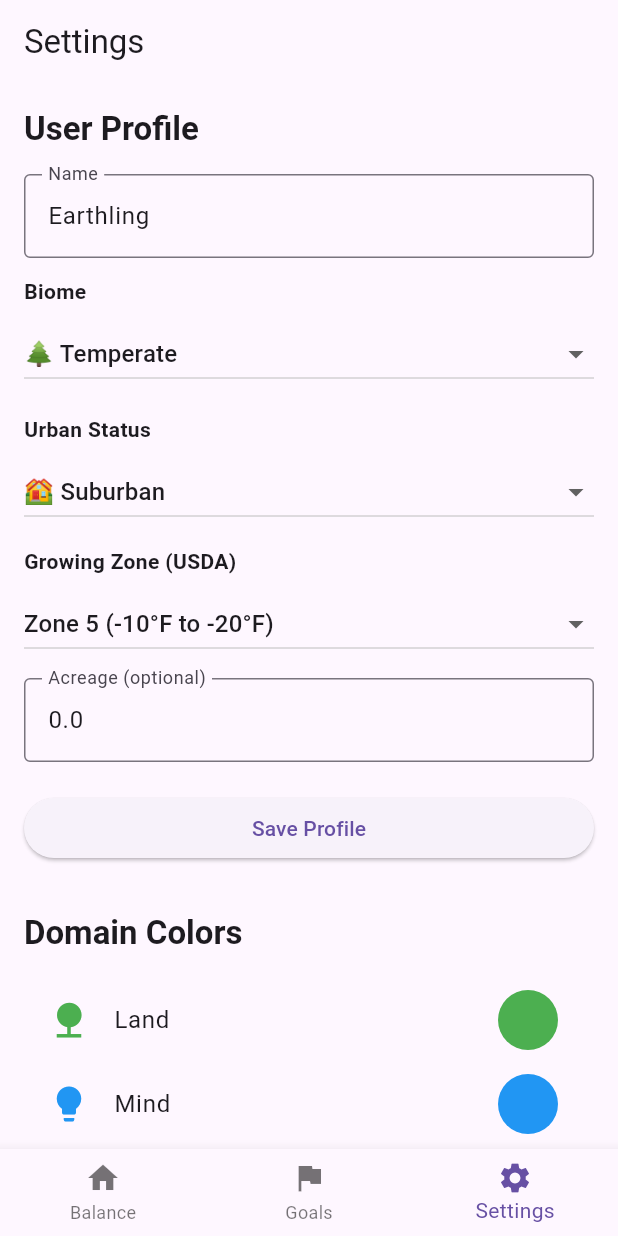
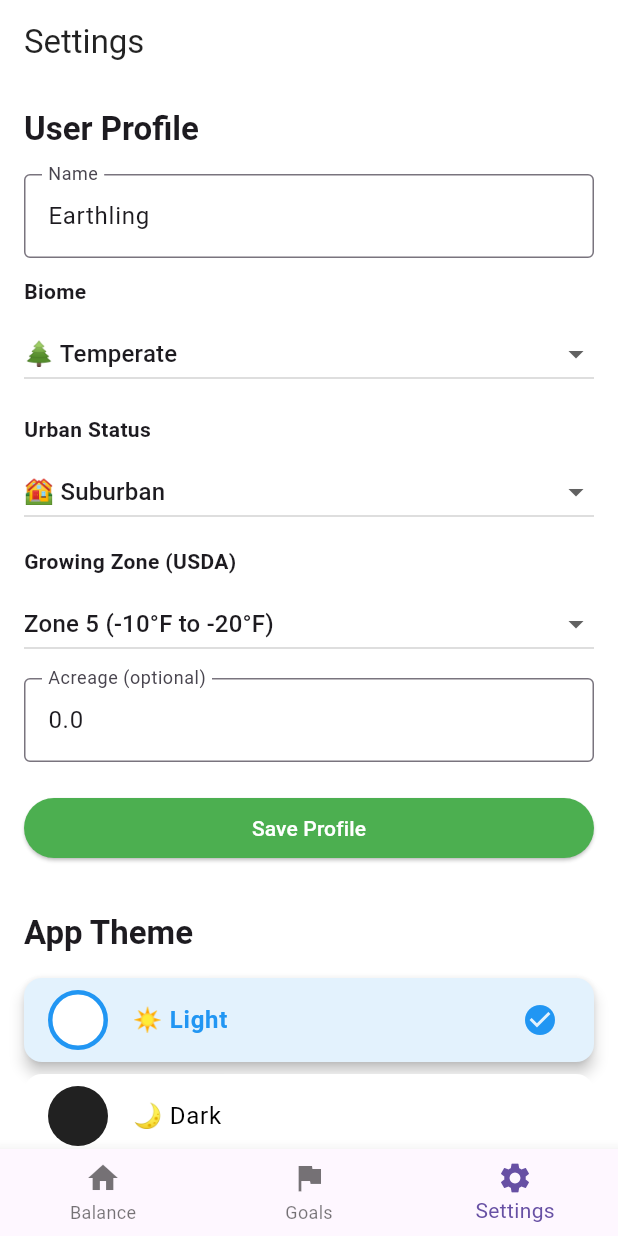
Before and after one commit to Landstryder/Earthling_Root, a Flutter app: the screen it shows after launch, item 3 of the bottom bar chosen, on a phone screen of 412 x 824 dp. Run offline on Flutter 3.47's test engine with Material 3 defaults, Android fonts, the phone set to English and light mode, and no system bars; our stand-ins replace shared_preferences; accounts and stored records are empty.

Commit message:
feat: Implement dynamic theme system with live color updates
FEATURES:
- 7 app theme options: Light, Dark, Land, Mind, Body, Community, Joy
- Each theme applies custom color scheme throughout the app
- Theme changes instantly apply to entire UI
- Theme preference persists in user profile

IMPLEMENTATION:
- Added appTheme field to UserProfile (persisted)
- Created _buildThemeData() method for dynamic theme generation
- Light theme: White background with custom primary color
- Dark theme: Dark background with blue primary
- Domain themes: Background color based on domain (e.g., green for Land)
- EarthlingRootApp now tracks theme and rebuilds on change
- MainNavigator passes onThemeChanged callback to SettingsScreen
- SettingsScreen theme selector triggers app-wide refresh

COLORS:
- Light: White background
- Dark: Grey[900] background with dark theme
- Land: Green (#4CAF50) primary with #F1F8E9 background
- Mind: Blue (#2196F3) primary with #E3F2FD background
- Body: Red (#FF5722) primary with #FFEBEE background
- Community: Purple (#9C27B0) primary with #F3E5F5 background
- Joy: Yellow (#FFC107) primary with #FFFDE7 background

All tests passing. Theme selection is now a complete system.

```diff
--- a/lib/main.dart
+++ b/lib/main.dart
@@ -18,6 +18,7 @@ class UserProfile {
   String biome; // temperate, tropical, desert, boreal, grassland, coastal, mountain
   String urbanStatus; // urban, suburban, rural
   String growingZone; // USDA hardiness zone (1-13)
+  String appTheme; // Theme selection: light, dark, land, mind, body, community, joy
   DateTime createdAt;
 
   UserProfile({
@@ -26,6 +27,7 @@ class UserProfile {
     this.biome = 'temperate',
     this.urbanStatus = 'suburban',
     this.growingZone = '5',
+    this.appTheme = 'light',
     DateTime? createdAt,
   }) : createdAt = createdAt ?? DateTime.now();
 
@@ -35,6 +37,7 @@ class UserProfile {
     'biome': biome,
     'urbanStatus': urbanStatus,
     'growingZone': growingZone,
+    'appTheme': appTheme,
     'createdAt': createdAt.toIso8601String(),
   };
 
@@ -44,6 +47,7 @@ class UserProfile {
     biome: json['biome'] ?? 'temperate',
     urbanStatus: json['urbanStatus'] ?? 'suburban',
     growingZone: json['growingZone'] ?? '5',
+    appTheme: json['appTheme'] ?? 'light',
     createdAt: json['createdAt'] != null ? DateTime.parse(json['createdAt']) : null,
   );
 }
@@ -566,11 +570,13 @@ class EarthlingRootApp extends StatefulWidget {
 
 class _EarthlingRootAppState extends State<EarthlingRootApp> {
   late List<Domain> domains;
+  late UserProfile profile;
 
   @override
   void initState() {
     super.initState();
     domains = StorageService.getDomains();
+    profile = StorageService.getUserProfile();
   }
 
   Color _getPrimaryColor() {
@@ -578,27 +584,114 @@ class _EarthlingRootAppState extends State<EarthlingRootApp> {
     return landDomain.color;
   }
 
+  ThemeData _buildThemeData() {
+    final baseTheme = ThemeData(
+      primaryColor: _getPrimaryColor(),
+      useMaterial3: true,
+    );
+
+    final Color primaryColor;
+    final Color backgroundColor;
+    final Brightness brightness;
+
+    switch (profile.appTheme) {
+      case 'dark':
+        primaryColor = const Color(0xFF2196F3);
+        backgroundColor = Colors.grey[900]!;
+        brightness = Brightness.dark;
+        break;
+      case 'land':
+        primaryColor = const Color(0xFF4CAF50);
+        backgroundColor = const Color(0xFFF1F8E9);
+        brightness = Brightness.light;
+        break;
+      case 'mind':
+        primaryColor = const Color(0xFF2196F3);
+        backgroundColor = const Color(0xFFE3F2FD);
+        brightness = Brightness.light;
+        break;
+      case 'body':
+        primaryColor = const Color(0xFFFF5722);
+        backgroundColor = const Color(0xFFFFEBEE);
+        brightness = Brightness.light;
+        break;
+      case 'community':
+        primaryColor = const Color(0xFF9C27B0);
+        backgroundColor = const Color(0xFFF3E5F5);
+        brightness = Brightness.light;
+        break;
+      case 'joy':
+        primaryColor = const Color(0xFFFFC107);
+        backgroundColor = const Color(0xFFFFFDE7);
+        brightness = Brightness.light;
+        break;
+      case 'light':
+      default:
+        primaryColor = _getPrimaryColor();
+        backgroundColor = Colors.white;
+        brightness = Brightness.light;
+    }
+
+    if (profile.appTheme == 'dark') {
+      return ThemeData.dark(useMaterial3: true).copyWith(
+        primaryColor: primaryColor,
+        scaffoldBackgroundColor: backgroundColor,
+        appBarTheme: AppBarTheme(
+          backgroundColor: Colors.grey[800],
+          elevation: 0,
+        ),
+      );
+    } else {
+      return ThemeData(
+        useMaterial3: true,
+        brightness: brightness,
+        primaryColor: primaryColor,
+        scaffoldBackgroundColor: backgroundColor,
+        appBarTheme: AppBarTheme(
+          backgroundColor: Colors.white,
+          foregroundColor: Colors.black87,
+          elevation: 0,
+        ),
+        elevatedButtonTheme: ElevatedButtonThemeData(
+          style: ElevatedButton.styleFrom(
+            backgroundColor: primaryColor,
+            foregroundColor: Colors.white,
+          ),
+        ),
+      );
+    }
+  }
+
   @override
   Widget build(BuildContext context) {
     return MaterialApp(
       title: 'Earthling Root v0.5',
-      theme: ThemeData(
-        primaryColor: _getPrimaryColor(),
-        useMaterial3: true,
+      theme: _buildThemeData(),
+      home: MainNavigator(
+        onDomainsChanged: () {
+          setState(() {
+            domains = StorageService.getDomains();
+          });
+        },
+        onThemeChanged: () {
+          setState(() {
+            profile = StorageService.getUserProfile();
+          });
+        },
       ),
-      home: MainNavigator(onDomainsChanged: () {
-        setState(() {
-          domains = StorageService.getDomains();
-        });
-      }),
     );
   }
 }
 
 class MainNavigator extends StatefulWidget {
   final VoidCallback? onDomainsChanged;
-
-  const MainNavigator({super.key, this.onDomainsChanged});
+  final VoidCallback? onThemeChanged;
+
+  const MainNavigator({
+    super.key,
+    this.onDomainsChanged,
+    this.onThemeChanged,
+  });
 
   @override
   State<MainNavigator> createState() => _MainNavigatorState();
@@ -737,10 +830,13 @@ class _MainNavigatorState extends State<MainNavigator> {
     _screens = [
       const HomeScreen(),
       const GoalsScreen(),
-      SettingsScreen(onSettingsChanged: () {
-        widget.onDomainsChanged?.call();
-        setState(() {});
-      }),
+      SettingsScreen(
+        onSettingsChanged: () {
+          widget.onDomainsChanged?.call();
+          widget.onThemeChanged?.call();
+          setState(() {});
+        },
+      ),
     ];
   }
 
@@ -1070,6 +1166,40 @@ class _HomeScreenState extends State<HomeScreen> {
           child: Column(
             crossAxisAlignment: CrossAxisAlignment.start,
             children: [
+              // Feedback Message (TOP - CENTERED)
+              Center(
+                child: Container(
+                  padding: const EdgeInsets.all(12.0),
+                  decoration: BoxDecoration(
+                    color: Colors.green[50],
+                    borderRadius: BorderRadius.circular(8.0),
+                    border: Border.all(color: Colors.green[200]!, width: 1),
+                  ),
+                  child: Column(
+                    crossAxisAlignment: CrossAxisAlignment.center,
+                    children: [
+                      Text(
+                        '${_getDayName()} - ${_getWeeklyTheme()}',
+                        style: Theme.of(context).textTheme.labelMedium?.copyWith(
+                          fontWeight: FontWeight.w600,
+                          color: Colors.green[700],
+                        ),
+                      ),
+                      const SizedBox(height: 6.0),
+                      Text(
+                        _getSimpleFeedback(),
+                        textAlign: TextAlign.center,
+                        style: Theme.of(context).textTheme.bodyMedium?.copyWith(
+                          color: Colors.green[800],
+                          height: 1.4,
+                        ),
+                      ),
+                    ],
+                  ),
+                ),
+              ),
+              const SizedBox(height: 20.0),
+
               // Radar Chart (PRIMARY)
               Center(
                 child: Column(
@@ -1122,37 +1252,6 @@ class _HomeScreenState extends State<HomeScreen> {
                   ],
                 ),
               )),
-              const SizedBox(height: 20.0),
-
-              // Feedback Message
-              Container(
-                padding: const EdgeInsets.all(12.0),
-                decoration: BoxDecoration(
-                  color: Colors.green[50],
-                  borderRadius: BorderRadius.circular(8.0),
-                  border: Border.all(color: Colors.green[200]!, width: 1),
-                ),
-                child: Column(
-                  crossAxisAlignment: CrossAxisAlignment.start,
-                  children: [
-                    Text(
-                      '${_getDayName()} - ${_getWeeklyTheme()}',
-                      style: Theme.of(context).textTheme.labelMedium?.copyWith(
-                        fontWeight: FontWeight.w600,
-                        color: Colors.green[700],
-                      ),
-                    ),
-                    const SizedBox(height: 6.0),
-                    Text(
-                      _getSimpleFeedback(),
-                      style: Theme.of(context).textTheme.bodyMedium?.copyWith(
-                        color: Colors.green[800],
-                        height: 1.4,
-                      ),
-                    ),
-                  ],
-                ),
-              ),
               const SizedBox(height: 20.0),
 
               // Check-in Button
@@ -1430,6 +1529,61 @@ class _SettingsScreenState extends State<SettingsScreen> {
     );
   }
 
+  Widget _buildThemeSelector() {
+    final themes = {
+      'light': {'label': '☀️ Light', 'color': Colors.white},
+      'dark': {'label': '🌙 Dark', 'color': Colors.grey[900]},
+      'land': {'label': '🌱 Land', 'color': const Color(0xFF4CAF50)},
+      'mind': {'label': '💡 Mind', 'color': const Color(0xFF2196F3)},
+      'body': {'label': '❤️ Body', 'color': const Color(0xFFFF5722)},
+      'community': {'label': '👥 Community', 'color': const Color(0xFF9C27B0)},
+      'joy': {'label': '⭐ Joy', 'color': const Color(0xFFFFC107)},
+    };
+
+    return Column(
+      children: themes.entries.map((entry) {
+        final themeId = entry.key;
+        final themeData = entry.value;
+        final isSelected = profile.appTheme == themeId;
+
+        return Card(
+          margin: const EdgeInsets.only(bottom: 8.0),
+          elevation: isSelected ? 4 : 0,
+          color: isSelected ? Colors.blue[50] : Colors.white,
+          child: ListTile(
+            leading: Container(
+              width: 40,
+              height: 40,
+              decoration: BoxDecoration(
+                color: themeData['color'] as Color,
+                shape: BoxShape.circle,
+                border: Border.all(
+                  color: isSelected ? Colors.blue : Colors.transparent,
+                  width: 3,
+                ),
+              ),
+            ),
+            title: Text(
+              themeData['label'] as String,
+              style: TextStyle(
+                fontWeight: isSelected ? FontWeight.bold : FontWeight.normal,
+                color: isSelected ? Colors.blue : Colors.black,
+              ),
+            ),
+            trailing: isSelected ? const Icon(Icons.check_circle, color: Colors.blue) : null,
+            onTap: () {
+              setState(() {
+                profile.appTheme = themeId;
+              });
+              StorageService.saveUserProfile(profile);
+              widget.onSettingsChanged?.call();
+            },
+          ),
+        );
+      }).toList(),
+    );
+  }
+
   @override
   Widget build(BuildContext context) {
     return Scaffold(
@@ -1546,28 +1700,10 @@ class _SettingsScreenState extends State<SettingsScreen> {
               ),
               const SizedBox(height: 32.0),
 
-              // Domain Customization
-              Text('Domain Colors', style: Theme.of(context).textTheme.titleLarge?.copyWith(fontWeight: FontWeight.bold)),
+              // App Theme Selection
+              Text('App Theme', style: Theme.of(context).textTheme.titleLarge?.copyWith(fontWeight: FontWeight.bold)),
               const SizedBox(height: 16.0),
-              ...domains.map((domain) => ListTile(
-                leading: Icon(domain.icon, color: domain.color, size: 28),
-                title: Text(domain.name),
-                trailing: Container(
-                  width: 40,
-                  height: 40,
-                  decoration: BoxDecoration(
-                    color: domain.color,
-                    shape: BoxShape.circle,
-                  ),
-                  child: Material(
-                    color: Colors.transparent,
-                    child: InkWell(
-                      onTap: () => _showColorPicker(domain),
-                      customBorder: const CircleBorder(),
-                    ),
-                  ),
-                ),
-              )),
+              _buildThemeSelector(),
               const SizedBox(height: 32.0),
 
               // About Section
```
